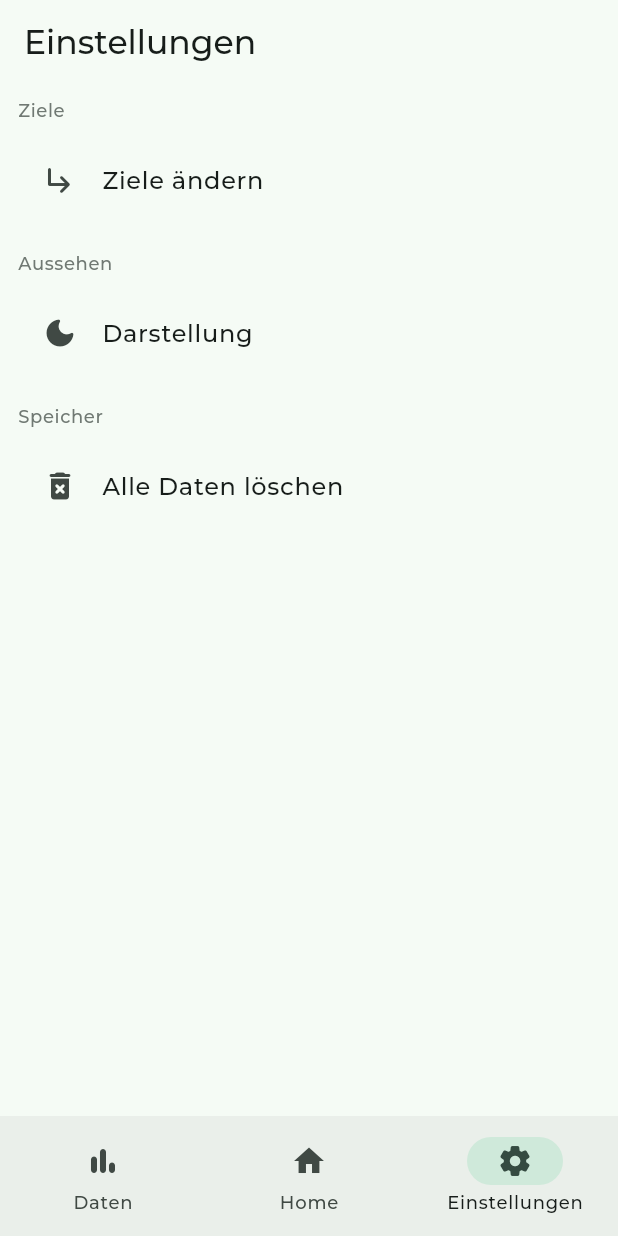
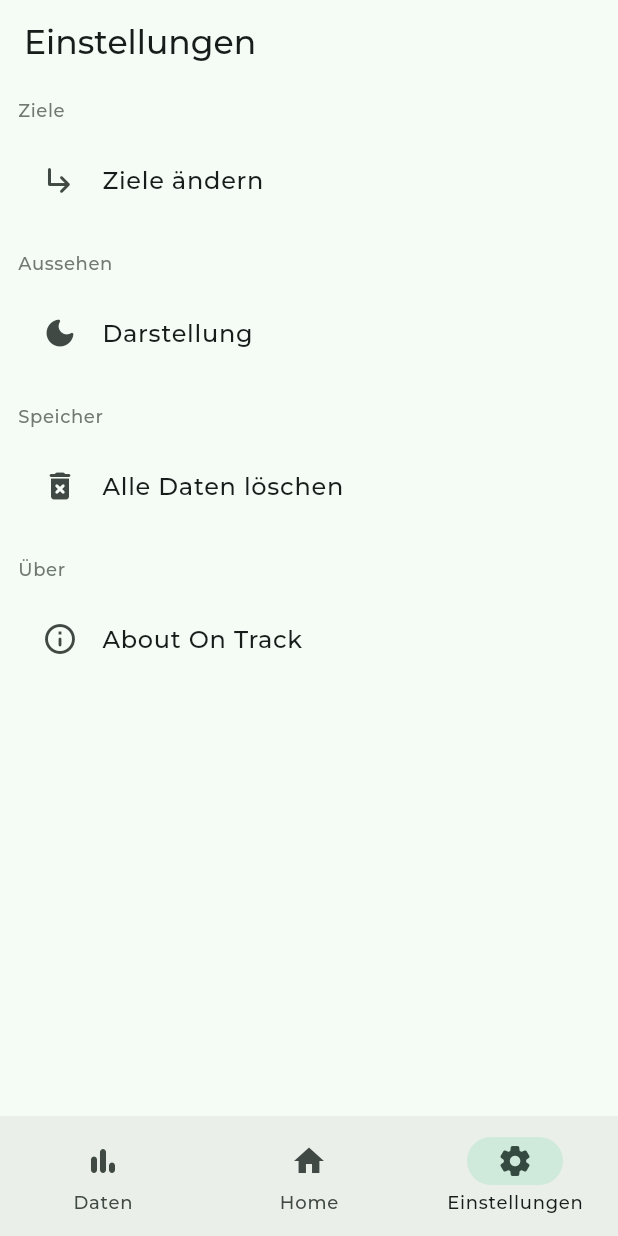
Before and after one commit to zTomz/On-Track, a Flutter app: the screen it shows after launch, item 3 of the bottom bar chosen, on a phone screen of 412 x 824 dp. Run offline on Flutter 3.47's test engine with Material 3 defaults, Android fonts, the phone set to English and light mode, and no system bars; our stand-ins replace fl_chart, flutter_hooks, hive, hive_flutter; accounts and stored records are empty; generated files the repository leaves out were written again; project files that could hold a hidden picture were left out.

Commit message:
Renamed app + added about section

```diff
--- /dev/null
+++ b/lib/constants/app.dart
@@ -0,0 +1,10 @@
+class App {
+  /// Current app version
+  static const String appVersion = "1.0.0";
+
+  /// Path to app icon in assets
+  static const String appIcon = "assets/app/play_store_512.png";
+
+  /// The app name
+  static const String appName = "On Track";
+}
--- a/lib/main.dart
+++ b/lib/main.dart
@@ -1,10 +1,10 @@
 import 'package:flutter/material.dart';
 import 'package:hive_flutter/adapters.dart';
-import 'package:planer/constants/colors.dart';
-import 'package:planer/models/goal/goal.dart';
-import 'package:planer/pages/home_page.dart';
-import 'package:planer/provider/goal_provider.dart';
-import 'package:planer/provider/settings_provider.dart';
+import 'package:ontrack/constants/colors.dart';
+import 'package:ontrack/models/goal/goal.dart';
+import 'package:ontrack/pages/home_page.dart';
+import 'package:ontrack/provider/goal_provider.dart';
+import 'package:ontrack/provider/settings_provider.dart';
 import 'package:provider/provider.dart';
 
 void main() async {
@@ -43,7 +43,7 @@ class MyApp extends StatelessWidget {
     final settingsProvider = context.watch<SettingsProvider>();
 
     return MaterialApp(
-      title: 'Planer',
+      title: 'ontrack',
       theme: ThemeData(
         fontFamily: "Montserrat",
         colorScheme: ColorScheme.fromSeed(
--- a/lib/models/storage.dart
+++ b/lib/models/storage.dart
@@ -1,6 +1,6 @@
 import 'package:flutter/material.dart';
-import 'package:planer/models/goal/goal.dart';
-import 'package:planer/models/storage/boxes.dart';
+import 'package:ontrack/models/goal/goal.dart';
+import 'package:ontrack/models/storage/boxes.dart';
 
 class Storage {
   /// Saves for each day the goals as a list of goals
--- a/lib/models/storage/boxes.dart
+++ b/lib/models/storage/boxes.dart
@@ -1,6 +1,6 @@
 import 'package:flutter/material.dart';
 import 'package:hive/hive.dart';
-import 'package:planer/models/goal/goal.dart';
+import 'package:ontrack/models/goal/goal.dart';
 
 @immutable
 class Boxes {
--- a/lib/pages/settings/settings_page.dart
+++ b/lib/pages/settings/settings_page.dart
@@ -1,11 +1,12 @@
 import 'package:flutter/material.dart';
-import 'package:planer/extensions/navigator_extension.dart';
-import 'package:planer/models/storage/boxes.dart';
-import 'package:planer/pages/edit_goals_page.dart';
-import 'package:planer/pages/settings/widgets/settings_section.dart';
-import 'package:planer/pages/widgets/nav_bar.dart';
-import 'package:planer/provider/goal_provider.dart';
-import 'package:planer/provider/settings_provider.dart';
+import 'package:ontrack/constants/app.dart';
+import 'package:ontrack/extensions/navigator_extension.dart';
+import 'package:ontrack/models/storage/boxes.dart';
+import 'package:ontrack/pages/edit_goals_page.dart';
+import 'package:ontrack/pages/settings/widgets/settings_section.dart';
+import 'package:ontrack/pages/widgets/nav_bar.dart';
+import 'package:ontrack/provider/goal_provider.dart';
+import 'package:ontrack/provider/settings_provider.dart';
 import 'package:provider/provider.dart';
 
 class SettingsPage extends StatefulWidget {
@@ -168,6 +169,23 @@ class _SettingsPageState extends State<SettingsPage> {
                 ),
               ],
             ),
+            SettingsSection(
+              title: "Über",
+              children: [
+                AboutListTile(
+                  icon: const Icon(Icons.info_outline_rounded),
+                  applicationVersion: App.appVersion,
+                  applicationName: App.appName,
+                  applicationIcon: ClipOval(
+                    child: Image.asset(
+                      App.appIcon,
+                      width: 50,
+                      height: 50,
+                    ),
+                  ),
+                ),
+              ],
+            ),
           ],
         ),
       ),
--- a/lib/pages/settings/widgets/settings_section.dart
+++ b/lib/pages/settings/widgets/settings_section.dart
@@ -1,5 +1,5 @@
 import 'package:flutter/material.dart';
-import 'package:planer/extensions/theme_extension.dart';
+import 'package:ontrack/extensions/theme_extension.dart';
 
 class SettingsSection extends StatelessWidget {
   final String title;
--- a/lib/pages/widgets/day_app_bar.dart
+++ b/lib/pages/widgets/day_app_bar.dart
@@ -1,5 +1,5 @@
 import 'package:flutter/material.dart';
-import 'package:planer/provider/goal_provider.dart';
+import 'package:ontrack/provider/goal_provider.dart';
 import 'package:provider/provider.dart';
 
 class DayAppBar extends StatelessWidget implements PreferredSizeWidget {
--- a/lib/provider/goal_provider.dart
+++ b/lib/provider/goal_provider.dart
@@ -1,7 +1,7 @@
 import 'package:fl_chart/fl_chart.dart';
 import 'package:flutter/material.dart';
-import 'package:planer/models/goal/goal.dart';
-import 'package:planer/models/storage.dart';
+import 'package:ontrack/models/goal/goal.dart';
+import 'package:ontrack/models/storage.dart';
 
 class GoalProvider extends ChangeNotifier {
   GoalProvider() {
--- a/lib/provider/settings_provider.dart
+++ b/lib/provider/settings_provider.dart
@@ -1,5 +1,5 @@
 import 'package:flutter/material.dart';
-import 'package:planer/models/storage.dart';
+import 'package:ontrack/models/storage.dart';
 
 class SettingsProvider extends ChangeNotifier {
   SettingsProvider() {
```
Also changed, not shown: lib/pages/data_page.dart (+4 -4 lines), lib/pages/edit_goals_page.dart (+7 -7 lines), lib/pages/home_page.dart (+6 -6 lines), lib/pages/widgets/nav_bar.dart (+4 -4 lines), pubspec.yaml (+4 -4 lines), assets/app/play_store_512.png (added), 5 other files.
